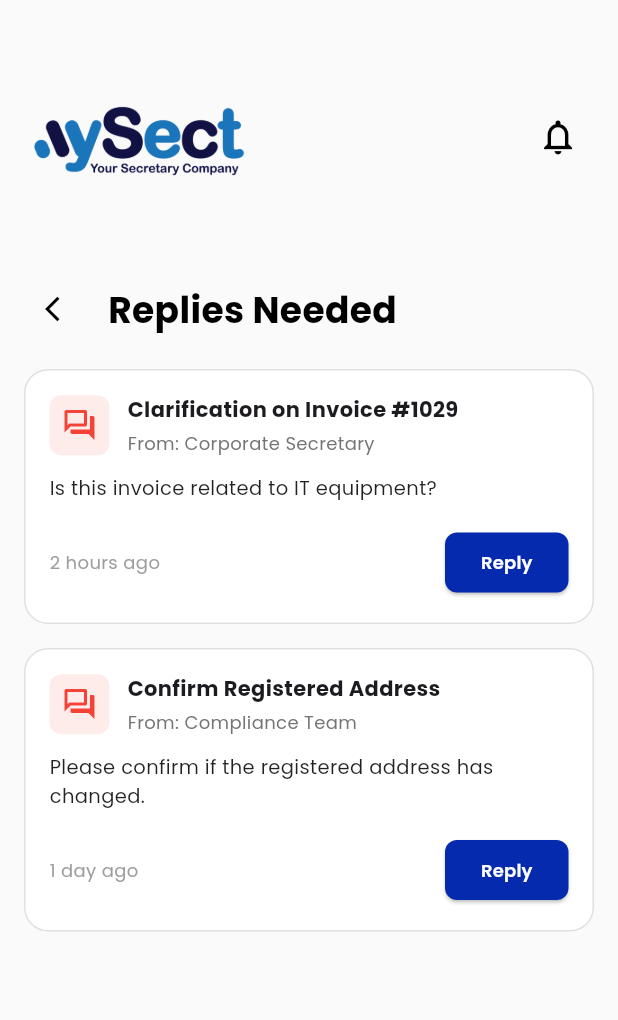
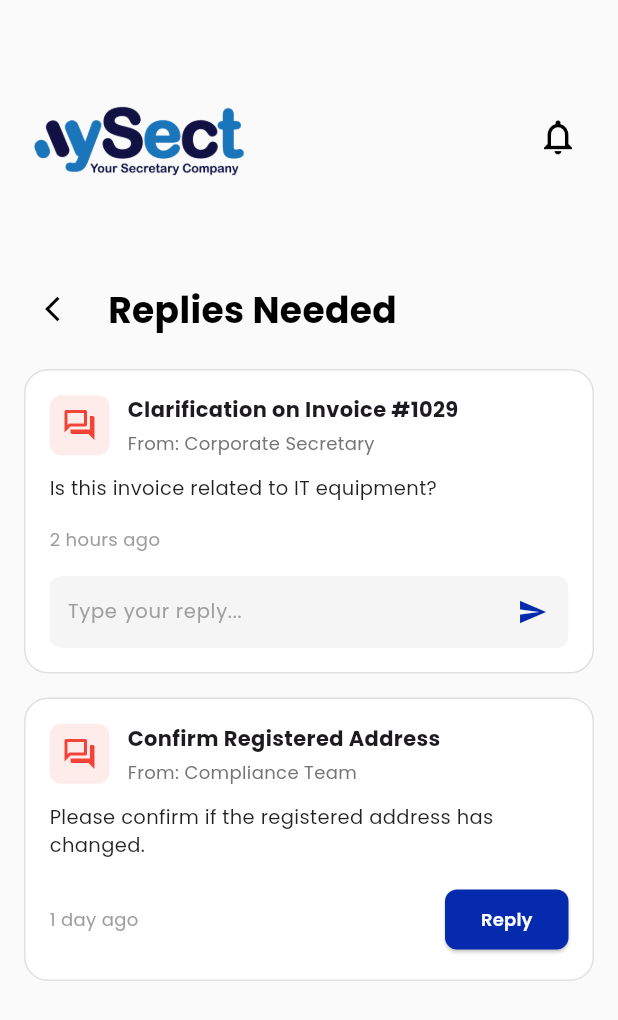
Before and after one commit to DCSDev-coder/MySect, a Flutter app: the RepliesNeededPage screen opened directly, after a tap on "Reply", on a phone screen of 412 x 824 dp. Shown: the top 1020 px of the screen. Run offline on Flutter 3.47's test engine with Material 3 defaults, Android fonts, the phone set to English and light mode, and no system bars; our stand-ins replace file_picker, google_fonts, image_picker, table_calendar.

Commit message:
Replies needed page with interactive response functionality

```diff
--- a/mobile_app/lib/mobile_app/tasks/replies_needed_page.dart
+++ b/mobile_app/lib/mobile_app/tasks/replies_needed_page.dart
@@ -85,13 +85,13 @@ class RepliesNeededPage extends StatelessWidget {
                         vertical: 8,
                       ),
                       children: [
-                        _buildReplyItem(
+                        _ReplyItemWidget(
                           title: 'Clarification on Invoice #1029',
                           subtitle: 'Is this invoice related to IT equipment?',
                           sender: 'Corporate Secretary',
                           time: '2 hours ago',
                         ),
-                        _buildReplyItem(
+                        _ReplyItemWidget(
                           title: 'Confirm Registered Address',
                           subtitle:
                               'Please confirm if the registered address has changed.',
@@ -110,12 +110,51 @@ class RepliesNeededPage extends StatelessWidget {
     );
   }
 
-  Widget _buildReplyItem({
-    required String title,
-    required String subtitle,
-    required String sender,
-    required String time,
-  }) {
+}
+
+class _ReplyItemWidget extends StatefulWidget {
+  final String title;
+  final String subtitle;
+  final String sender;
+  final String time;
+
+  const _ReplyItemWidget({
+    required this.title,
+    required this.subtitle,
+    required this.sender,
+    required this.time,
+  });
+
+  @override
+  State<_ReplyItemWidget> createState() => _ReplyItemWidgetState();
+}
+
+class _ReplyItemWidgetState extends State<_ReplyItemWidget> {
+  bool _isReplying = false;
+  final TextEditingController _controller = TextEditingController();
+
+  @override
+  void dispose() {
+    _controller.dispose();
+    super.dispose();
+  }
+
+  void _sendReply() {
+    if (_controller.text.trim().isEmpty) return;
+    setState(() {
+      _isReplying = false;
+      _controller.clear();
+    });
+    ScaffoldMessenger.of(context).showSnackBar(
+      SnackBar(
+        content: Text('Reply sent!', style: GoogleFonts.poppins(color: Colors.white)),
+        backgroundColor: Colors.green,
+      ),
+    );
+  }
+
+  @override
+  Widget build(BuildContext context) {
     return Container(
       margin: const EdgeInsets.only(bottom: 16),
       padding: const EdgeInsets.all(16),
@@ -146,7 +185,7 @@ class RepliesNeededPage extends StatelessWidget {
                   crossAxisAlignment: CrossAxisAlignment.start,
                   children: [
                     Text(
-                      title,
+                      widget.title,
                       style: GoogleFonts.poppins(
                         fontWeight: FontWeight.bold,
                         fontSize: 14,
@@ -154,7 +193,7 @@ class RepliesNeededPage extends StatelessWidget {
                     ),
                     const SizedBox(height: 4),
                     Text(
-                      'From: $sender',
+                      'From: ${widget.sender}',
                       style: GoogleFonts.poppins(
                         fontSize: 12,
                         color: Colors.grey.shade600,
@@ -167,7 +206,7 @@ class RepliesNeededPage extends StatelessWidget {
           ),
           const SizedBox(height: 12),
           Text(
-            subtitle,
+            widget.subtitle,
             style: GoogleFonts.poppins(fontSize: 13, color: Colors.black87),
           ),
           const SizedBox(height: 16),
@@ -175,14 +214,19 @@ class RepliesNeededPage extends StatelessWidget {
             mainAxisAlignment: MainAxisAlignment.spaceBetween,
             children: [
               Text(
-                time,
+                widget.time,
                 style: GoogleFonts.poppins(
                   fontSize: 12,
                   color: Colors.grey.shade500,
                 ),
               ),
+              if (!_isReplying)
                 ElevatedButton(
-                onPressed: () {},
+                  onPressed: () {
+                    setState(() {
+                      _isReplying = true;
+                    });
+                  },
                   style: ElevatedButton.styleFrom(
                     backgroundColor: const Color(0xFF062AAE),
                     shape: RoundedRectangleBorder(
@@ -200,6 +244,35 @@ class RepliesNeededPage extends StatelessWidget {
                 ),
             ],
           ),
+          if (_isReplying) ...[
+            const SizedBox(height: 16),
+            Container(
+              padding: const EdgeInsets.only(left: 12),
+              decoration: BoxDecoration(
+                color: Colors.grey.shade100,
+                borderRadius: BorderRadius.circular(8),
+              ),
+              child: Row(
+                children: [
+                  Expanded(
+                    child: TextField(
+                      controller: _controller,
+                      decoration: InputDecoration(
+                        hintText: 'Type your reply...',
+                        hintStyle: GoogleFonts.poppins(color: Colors.grey, fontSize: 13),
+                        border: InputBorder.none,
+                      ),
+                      style: GoogleFonts.poppins(fontSize: 13),
+                    ),
+                  ),
+                  IconButton(
+                    icon: const Icon(Icons.send, color: Color(0xFF062AAE), size: 20),
+                    onPressed: _sendReply,
+                  ),
+                ],
+              ),
+            ),
+          ],
         ],
       ),
     );
```
Lines whose indentation alone changed are shown as unchanged.
